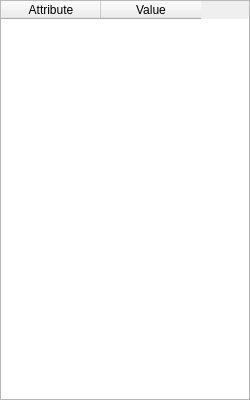
Above: ui/TreeNodeInspector.ui from rug-compling/dact before the change. Below: the same form after it.
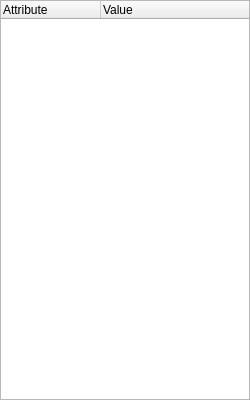
That is the form after the change.

Commit message:
Fixed inspector by using a QTreeWidget.
But I think it would have looked prettier if it used a QTableWidget. Might try that one more time later today.

```diff
--- a/ui/TreeNodeInspector.ui
+++ b/ui/TreeNodeInspector.ui
@@ -13,7 +13,7 @@
   <property name="windowTitle">
    <string>Inspector</string>
   </property>
-  <widget class="QTableWidget" name="attributesTable">
+  <widget class="QTreeWidget" name="attributesTree">
    <property name="geometry">
     <rect>
      <x>0</x>
@@ -22,6 +22,12 @@
      <height>374</height>
     </rect>
    </property>
+   <property name="indentation">
+    <number>0</number>
+   </property>
+   <property name="columnCount">
+    <number>2</number>
+   </property>
    <column>
     <property name="text">
      <string>Attribute</string>
```
The commit also changes 1 other file.
